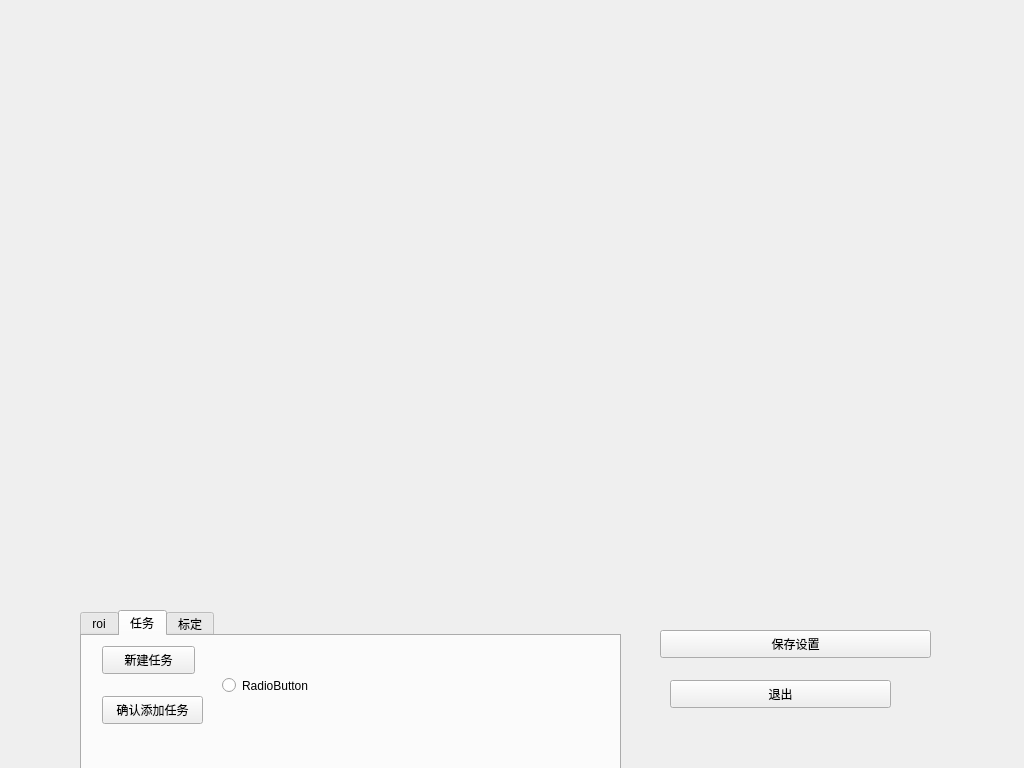
Old version of the form Setting.ui in the repository redbackissac/VisionTest.
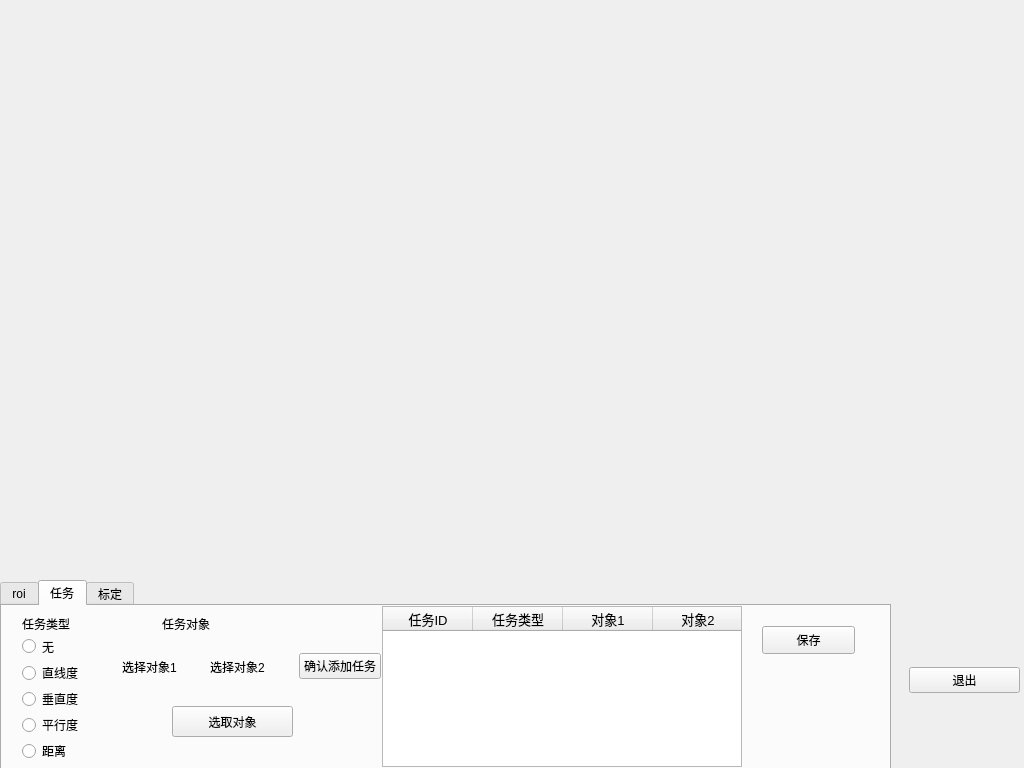
New version of the form.

Commit message: 完成了任务的创建！！！弹冠相庆！

```diff
--- a/Setting.ui
+++ b/Setting.ui
@@ -19,39 +19,13 @@
   <property name="windowTitle">
    <string>Setting</string>
   </property>
-  <widget class="QPushButton" name="saveSetting">
-   <property name="geometry">
-    <rect>
-     <x>660</x>
-     <y>630</y>
-     <width>271</width>
-     <height>28</height>
-    </rect>
-   </property>
-   <property name="text">
-    <string>保存设置</string>
-   </property>
-  </widget>
-  <widget class="QPushButton" name="Exist">
-   <property name="geometry">
-    <rect>
-     <x>670</x>
-     <y>680</y>
-     <width>221</width>
-     <height>28</height>
-    </rect>
-   </property>
-   <property name="text">
-    <string>退出</string>
-   </property>
-  </widget>
   <widget class="QTabWidget" name="tabWidget">
    <property name="geometry">
     <rect>
-     <x>80</x>
-     <y>610</y>
-     <width>541</width>
-     <height>161</height>
+     <x>0</x>
+     <y>580</y>
+     <width>891</width>
+     <height>191</height>
     </rect>
    </property>
    <property name="currentIndex">
@@ -105,43 +79,224 @@
     <attribute name="title">
      <string>任务</string>
     </attribute>
-    <widget class="QPushButton" name="newMission">
+    <widget class="QWidget" name="verticalLayoutWidget">
      <property name="geometry">
       <rect>
        <x>20</x>
+       <y>30</y>
+       <width>91</width>
+       <height>125</height>
+      </rect>
+     </property>
+     <layout class="QVBoxLayout" name="verticalLayout">
+      <item>
+       <widget class="QRadioButton" name="radioButton_none">
+        <property name="text">
+         <string>无</string>
+        </property>
+       </widget>
+      </item>
+      <item>
+       <widget class="QRadioButton" name="radioButton_straightness">
+        <property name="text">
+         <string>直线度</string>
+        </property>
+       </widget>
+      </item>
+      <item>
+       <widget class="QRadioButton" name="radioButton_perpendicularity">
+        <property name="text">
+         <string>垂直度</string>
+        </property>
+       </widget>
+      </item>
+      <item>
+       <widget class="QRadioButton" name="radioButton_parallelism">
+        <property name="text">
+         <string>平行度</string>
+        </property>
+       </widget>
+      </item>
+      <item>
+       <widget class="QRadioButton" name="radioButton_distance">
+        <property name="text">
+         <string>距离</string>
+        </property>
+       </widget>
+      </item>
+     </layout>
+    </widget>
+    <widget class="QPushButton" name="selectObj">
+     <property name="geometry">
+      <rect>
+       <x>170</x>
+       <y>100</y>
+       <width>121</width>
+       <height>31</height>
+      </rect>
+     </property>
+     <property name="text">
+      <string>选取对象</string>
+     </property>
+    </widget>
+    <widget class="QWidget" name="horizontalLayoutWidget">
+     <property name="geometry">
+      <rect>
+       <x>120</x>
+       <y>30</y>
+       <width>259</width>
+       <height>61</height>
+      </rect>
+     </property>
+     <layout class="QHBoxLayout" name="horizontalLayout">
+      <item>
+       <widget class="QLabel" name="label_obj1">
+        <property name="text">
+         <string>选择对象1</string>
+        </property>
+        <property name="textFormat">
+         <enum>Qt::PlainText</enum>
+        </property>
+       </widget>
+      </item>
+      <item>
+       <widget class="QLabel" name="label_obj2">
+        <property name="text">
+         <string>选择对象2</string>
+        </property>
+        <property name="textFormat">
+         <enum>Qt::PlainText</enum>
+        </property>
+        <property name="scaledContents">
+         <bool>true</bool>
+        </property>
+        <property name="margin">
+         <number>0</number>
+        </property>
+       </widget>
+      </item>
+      <item>
+       <widget class="QPushButton" name="confirmMission">
+        <property name="text">
+         <string>确认添加任务</string>
+        </property>
+       </widget>
+      </item>
+     </layout>
+    </widget>
+    <widget class="QLabel" name="label_4">
+     <property name="geometry">
+      <rect>
+       <x>160</x>
        <y>10</y>
+       <width>72</width>
+       <height>15</height>
+      </rect>
+     </property>
+     <property name="text">
+      <string>任务对象</string>
+     </property>
+    </widget>
+    <widget class="QTableWidget" name="missiontable">
+     <property name="geometry">
+      <rect>
+       <x>380</x>
+       <y>0</y>
+       <width>360</width>
+       <height>161</height>
+      </rect>
+     </property>
+     <property name="font">
+      <font>
+       <pointsize>11</pointsize>
+      </font>
+     </property>
+     <property name="lineWidth">
+      <number>0</number>
+     </property>
+     <property name="horizontalScrollBarPolicy">
+      <enum>Qt::ScrollBarAlwaysOff</enum>
+     </property>
+     <property name="selectionBehavior">
+      <enum>QAbstractItemView::SelectRows</enum>
+     </property>
+     <property name="rowCount">
+      <number>0</number>
+     </property>
+     <property name="columnCount">
+      <number>4</number>
+     </property>
+     <attribute name="horizontalHeaderDefaultSectionSize">
+      <number>90</number>
+     </attribute>
+     <attribute name="verticalHeaderVisible">
+      <bool>false</bool>
+     </attribute>
+     <column>
+      <property name="text">
+       <string>任务ID</string>
+      </property>
+      <property name="font">
+       <font>
+        <pointsize>10</pointsize>
+       </font>
+      </property>
+     </column>
+     <column>
+      <property name="text">
+       <string>任务类型</string>
+      </property>
+      <property name="font">
+       <font>
+        <pointsize>10</pointsize>
+       </font>
+      </property>
+     </column>
+     <column>
+      <property name="text">
+       <string>对象1</string>
+      </property>
+      <property name="font">
+       <font>
+        <pointsize>10</pointsize>
+       </font>
+      </property>
+     </column>
+     <column>
+      <property name="text">
+       <string>对象2</string>
+      </property>
+      <property name="font">
+       <font>
+        <pointsize>10</pointsize>
+       </font>
+      </property>
+     </column>
+    </widget>
+    <widget class="QLabel" name="label_3">
+     <property name="geometry">
+      <rect>
+       <x>20</x>
+       <y>10</y>
+       <width>72</width>
+       <height>15</height>
+      </rect>
+     </property>
+     <property name="text">
+      <string>任务类型</string>
+     </property>
+    </widget>
+    <widget class="QPushButton" name="savemission">
+     <property name="geometry">
+      <rect>
+       <x>760</x>
+       <y>20</y>
        <width>93</width>
        <height>28</height>
       </rect>
      </property>
      <property name="text">
-      <string>新建任务</string>
-     </property>
-    </widget>
-    <widget class="QRadioButton" name="radioButton">
-     <property name="geometry">
-      <rect>
-       <x>140</x>
-       <y>40</y>
-       <width>115</width>
-       <height>19</height>
-      </rect>
-     </property>
-     <property name="text">
-      <string>RadioButton</string>
-     </property>
-    </widget>
-    <widget class="QPushButton" name="confirmMission">
-     <property name="geometry">
-      <rect>
-       <x>20</x>
-       <y>60</y>
-       <width>101</width>
-       <height>28</height>
-      </rect>
-     </property>
-     <property name="text">
-      <string>确认添加任务</string>
+      <string>保存</string>
      </property>
     </widget>
    </widget>
@@ -164,6 +319,25 @@
     </widget>
    </widget>
   </widget>
+  <widget class="QWidget" name="verticalLayoutWidget_2">
+   <property name="geometry">
+    <rect>
+     <x>909</x>
+     <y>640</y>
+     <width>111</width>
+     <height>80</height>
+    </rect>
+   </property>
+   <layout class="QVBoxLayout" name="verticalLayout_2">
+    <item>
+     <widget class="QPushButton" name="Exist">
+      <property name="text">
+       <string>退出</string>
+      </property>
+     </widget>
+    </item>
+   </layout>
+  </widget>
  </widget>
  <resources/>
  <connections/>
```
Left out of the diff: 18 changed lines with no effect on the pictures. The commit also changes 13 other files.
